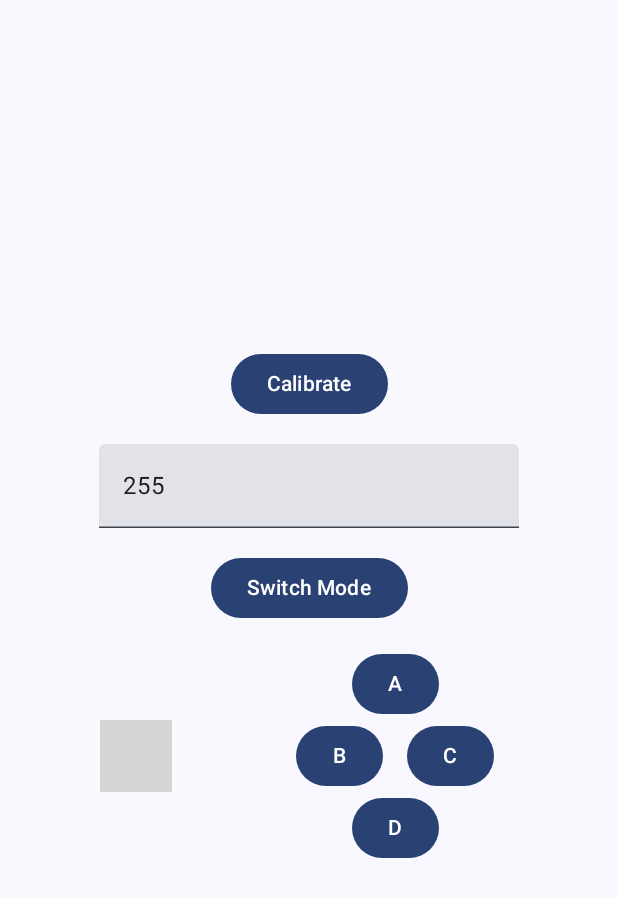
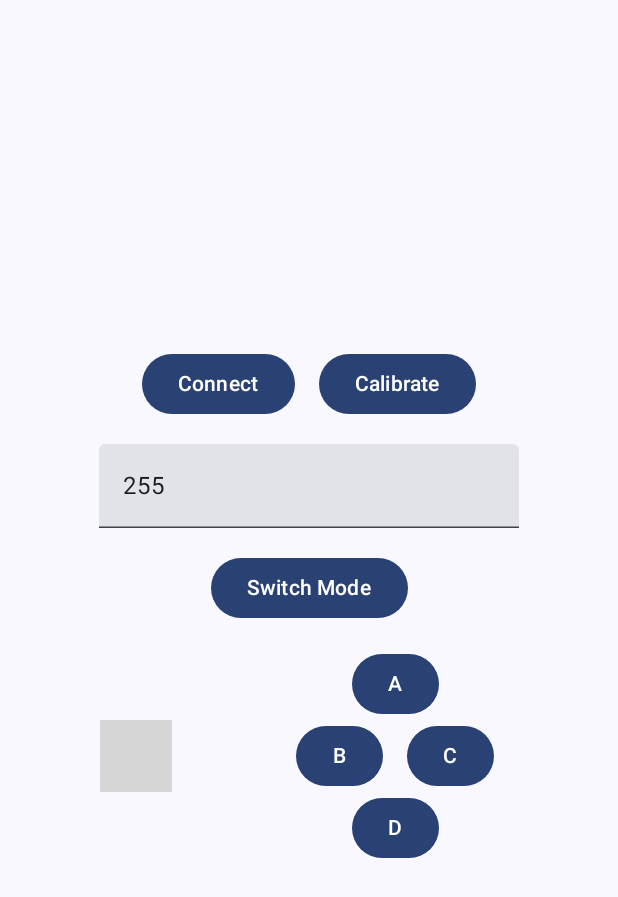
Before and after one commit to TheManusia/Robotika-Remote, an Android app built with Jetpack Compose: the screen it shows after launch (MainActivity), after a tap on "Switch Mode", on a phone screen of 412 x 824 dp. Shown: the top 897 px of the screen. Run offline under Robolectric (Android 15) with nearby library versions, the phone set to English and light mode, and no system bars; libraries missing offline, so code that uses them is left out: com.manalkaff.jetstick; 1 statement that could not run was skipped; grey boxes are pictures that could not be loaded.

Commit message:
i forgot what i did on this commit

```diff
--- a/app/src/main/java/xyz/themanusia/robotikaremote/MainActivity.kt
+++ b/app/src/main/java/xyz/themanusia/robotikaremote/MainActivity.kt
@@ -44,10 +44,12 @@ import xyz.themanusia.robotikaremote.ui.theme.RobotikaRemoteTheme
 import java.io.IOException
 import java.io.OutputStream
 import java.util.UUID
+import kotlin.math.ceil
+import kotlin.math.floor
 import kotlin.math.max
 import kotlin.math.min
 
-private val MY_UUID: UUID = UUID.fromString("00001101-0000-1000-8000-00805F9B34FB")
+private val MY_UUID: UUID = UUID.fromString("00001101-0000-1000-8000-00805f9b34fb")
 
 class MainActivity : ComponentActivity() {
     override fun onCreate(savedInstanceState: Bundle?) {
@@ -121,6 +123,13 @@ fun MainView() {
             horizontalAlignment = Alignment.CenterHorizontally,
             modifier = Modifier.fillMaxSize()
         ) {
+            Row(modifier = Modifier) {
+                Button(onClick = {
+                    connectHC05(bluetoothAdapter)
+                }) {
+                    Text(text = "Connect")
+                }
+                Box(modifier = Modifier.padding(8.dp))
                 Button(onClick = {
                     calibrateMode.value = !calibrateMode.value
                     if (calibrateMode.value) {
@@ -134,6 +143,7 @@ fun MainView() {
                         Text(text = "Control")
                     }
                 }
+            }
             Box(modifier = Modifier.padding(8.dp))
             TextField(value = "${maxSpeed.intValue}", onValueChange = {
                 if (it.isEmpty() || it.matches(Regex("^\\d+\$"))) {
@@ -142,7 +152,7 @@ fun MainView() {
             }, keyboardOptions = KeyboardOptions(keyboardType = KeyboardType.Number))
             Box(modifier = Modifier.padding(8.dp))
             Button(onClick = {
-                sendData("S")
+                sendData(0)
             }) {
                 Text(text = "Switch Mode")
             }
@@ -153,15 +163,16 @@ fun MainView() {
             ) {
                 JoyStick(
                     moved = { x, y ->
-                        var xD = (x - 0.5).toInt()
+                        var xD = (x).toInt()
                         var yD = (y + 0.5).toInt()
                         if (calibrateMode.value) {
                             maxX.intValue = max(maxX.intValue, xD)
                             maxY.intValue = max(maxY.intValue, yD)
                         } else {
-                            xD = (x / maxX.intValue * maxSpeed.intValue).toInt()
-                            yD = (y / maxY.intValue * maxSpeed.intValue).toInt()
-                            sendData("R;$xD;$yD;$x;$y")
+                            xD = floor((x / maxX.intValue * maxSpeed.intValue)).toInt()
+                            yD = ceil((y / maxY.intValue * maxSpeed.intValue)).toInt()
+                            val res = arrayOf(5, xD, yD)
+                            sendData(ByteArray(res.size) { res[it].toByte() })
                         }
                     },
                 )
@@ -170,19 +181,19 @@ fun MainView() {
                     horizontalAlignment = Alignment.CenterHorizontally,
                     modifier = Modifier.padding(16.dp)
                 ) {
-                    Button(onClick = { sendData("A") }) {
+                    Button(onClick = { sendData(1) }) {
                         Text("A")
                     }
                     Row {
-                        Button(onClick = { sendData("B") }) {
+                        Button(onClick = { sendData(2) }) {
                             Text("B")
                         }
                         Box(modifier = Modifier.padding(8.dp))
-                        Button(onClick = { sendData("C") }) {
+                        Button(onClick = { sendData(3) }) {
                             Text("C")
                         }
                     }
-                    Button(onClick = { sendData("D") }) {
+                    Button(onClick = { sendData(4) }) {
                         Text("D")
                     }
                 }
@@ -200,16 +211,21 @@ fun GreetingPreview() {
     }
 }
 
-fun sendData(data: String) {
-    Log.d("Ambasing", "sendData: $data")
-    dataExchaneInstance?.write(data.toByteArray())
+fun sendData(data: Int) {
+    dataExchaneInstance?.write(data)
+}
+
+fun sendData(data: ByteArray) {
+    dataExchaneInstance?.write(data)
 }
 
 @SuppressLint("MissingPermission")
 private fun connectHC05(bluetoothAdapter: BluetoothAdapter?) {
+    Log.i("blt", "connectHC05: Connecting to HC-05")
     val pairedDevices: Set<BluetoothDevice>? = bluetoothAdapter?.bondedDevices
-    val hc05Device = pairedDevices?.find { it.name == "HC-05" }
+    val hc05Device = pairedDevices?.find { it.address == "58:56:00:00:9F:43" }
     if (hc05Device != null) {
+        Log.i("blt", "connectHC05: Device Found")
         ConnectThread(hc05Device).start()
     }
 }
@@ -225,7 +241,7 @@ class ConnectThread(private val monDevice: BluetoothDevice) : Thread() {
             mmSocket?.connect()
             Log.i("blt", "run: Connected")
         } catch (e: IOException) {
-            Log.i("blt", "Error connecting to device")
+            Log.e("blt", "Error connecting to device", e)
         }
         dataExchaneInstance = DataExchange(mmSocket!!)
     }
@@ -236,10 +252,21 @@ var dataExchaneInstance: DataExchange? = null
 class DataExchange(mmSocket: BluetoothSocket) : Thread() {
     private val mmOutStream: OutputStream = mmSocket.outputStream
 
+    fun write(bytes: Int) {
+        try {
+            mmOutStream.write(bytes)
+            Log.i("blt", "write: Data Sent $bytes")
+        } catch (e: IOException) {
+            Log.i("blt", "write: Error writing to output stream", e)
+        }
+    }
+
     fun write(bytes: ByteArray) {
         try {
             mmOutStream.write(bytes)
-        } catch (_: IOException) {
+            Log.i("blt", "write: Data Sent $bytes")
+        } catch (e: IOException) {
+            Log.i("blt", "write: Error writing to output stream", e)
         }
     }
 }
```
Lines whose indentation alone changed are shown as unchanged.
